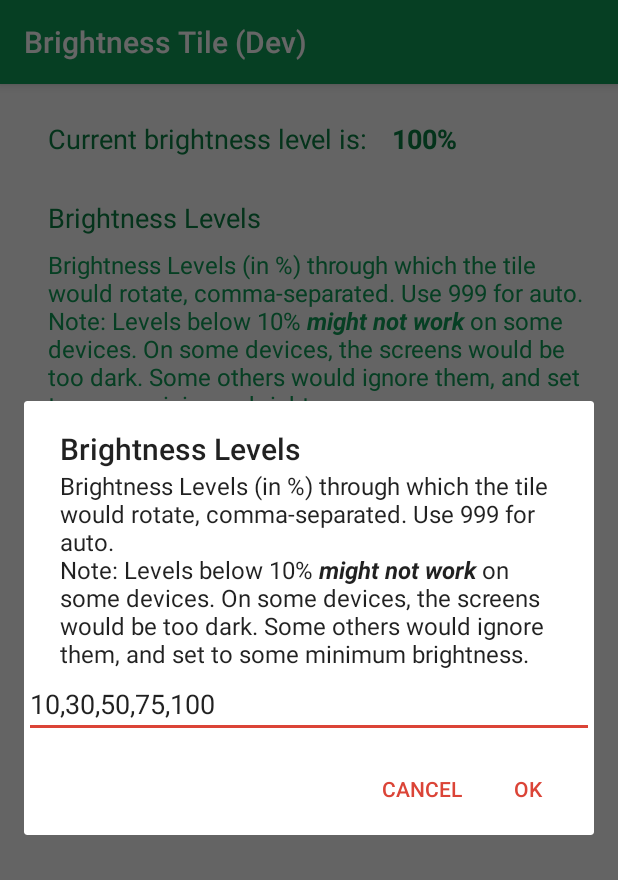
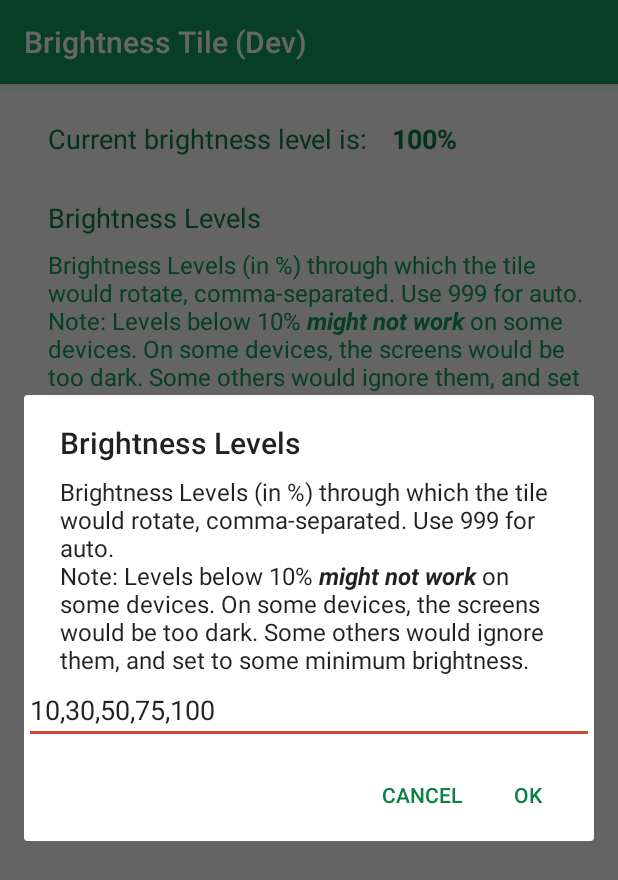
Before and after one commit to orionlee/aBrightnessQS, an Android app: the screen it shows after launch (MainActivity), after a tap on "Brightness Levels", on a phone screen of 412 x 824 dp. Shown: the top 880 px of the screen. Run offline under Robolectric (Android 15) with nearby library versions, the phone set to English and light mode, and no system bars.

Commit message:
Settings UI: style dialog buttons with app color schemes

```diff
--- a/app/src/main/java/net/oldev/aBrightnessQS/MainActivity.java
+++ b/app/src/main/java/net/oldev/aBrightnessQS/MainActivity.java
@@ -118,7 +118,8 @@ public class MainActivity extends AppCompatActivity {
     private void showBrightnessPctsDialog(CharSequence curValue, CharSequence errMsg) {
         //@see https://stackoverflow.com/questions/10903754/input-text-dialog-android
 
-        android.app.AlertDialog.Builder builder = new android.app.AlertDialog.Builder(this);
+        android.support.v7.app.AlertDialog.Builder builder =
+                new android.support.v7.app.AlertDialog.Builder(this, R.style.AppTheme_Dialog_Alert);
 
         builder.setTitle(getTextOfViewById(R.id.brightnessPctsLabel));
         builder.setMessage(getTextOfViewById(R.id.brightnessPctsLabelDesc));
@@ -129,6 +130,7 @@ public class MainActivity extends AppCompatActivity {
         //@see https://stackoverflow.com/a/5941620
         editText.setImeOptions(EditorInfo.IME_ACTION_DONE);
         editText.setId(R.id.brightnessPctsInput); // for androidTest
+        // TODO: style EditText to be consistent with the colors of the app
 
         builder.setView(editText);
 
@@ -138,7 +140,6 @@ public class MainActivity extends AppCompatActivity {
             editText.setError(errMsg);
         }
 
-        // TODO: style (the color) buttons
         builder.setPositiveButton(R.string.ok_btn_label, new DialogInterface.OnClickListener() {
             public void onClick(DialogInterface dialog, int whichButton) {
             updateModelSettingsWithEditText(editText);
--- a/app/src/main/res/values/styles.xml
+++ b/app/src/main/res/values/styles.xml
@@ -11,6 +11,16 @@
         <item name="colorPrimaryDark">@color/colorPrimaryDark</item>
         <item name="colorAccent">@color/colorAccent</item>
     </style>
+
+    <style name="AppTheme_Dialog_Alert" parent="Theme.AppCompat.Light.Dialog.Alert">
+        <item name="android:buttonStyle">@style/AppTheme_Dialog_Alert.Button.Borderless</item>
+    </style>
+
+
+    <style name="AppTheme_Dialog_Alert.Button.Borderless" parent="Base.Widget.AppCompat.Button.Borderless">
+        <item name="android:textColor">@color/colorPrimaryDark</item>
+    </style>
+
 
     <style name="HeadingFont" parent="@android:style/TextAppearance.Medium">
         <item name="android:layout_width">match_parent</item>
```
Also changed, not shown: 1 other file.
